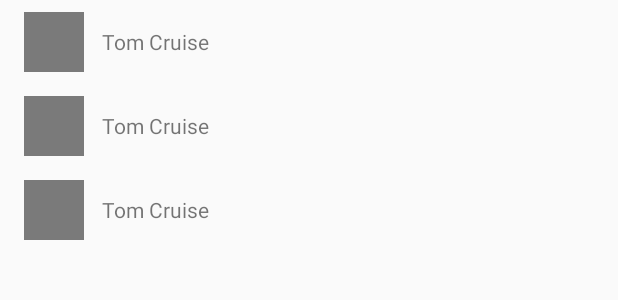
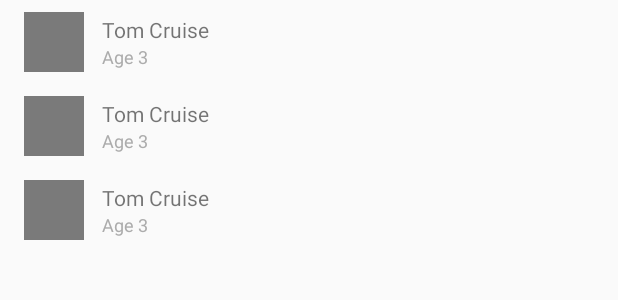
Before and after one commit to alamkanak/Movies-JNI, an Android app: the layout detail_fragment.xml on its own in the app's theme, with its tools: preview values and no code run, on a phone screen of 412 x 824 dp. Shown: the top 300 px of the screen. Run offline under Robolectric (Android 15) with nearby library versions, the phone set to English and light mode, and no system bars.

Commit message:
Make some design changes

```diff
--- a/app/src/main/java/com/raquib/movies/adapter/DetailAdapter.kt
+++ b/app/src/main/java/com/raquib/movies/adapter/DetailAdapter.kt
@@ -40,6 +40,7 @@
                     .into(view.imageViewAvatar)
             }
             view.textViewName.text = actor.name
+            view.textViewAge.text = view.context.getString(R.string.age, actor.age)
         }
     }
 
--- a/app/src/main/res/layout/item_actor.xml
+++ b/app/src/main/res/layout/item_actor.xml
@@ -23,6 +23,17 @@
         android:layout_height="wrap_content"
         android:layout_toRightOf="@id/imageViewAvatar"
         tools:text="Tom Cruise"
-        android:layout_centerVertical="true"/>
+        android:layout_marginTop="2dp"/>
+
+    <androidx.appcompat.widget.AppCompatTextView
+        android:id="@+id/textViewAge"
+        android:layout_width="match_parent"
+        android:layout_height="wrap_content"
+        android:layout_toRightOf="@id/imageViewAvatar"
+        tools:text="Age 3"
+        android:layout_centerVertical="true"
+        android:layout_below="@id/textViewName"
+        android:textSize="12sp"
+        android:textColor="#ACACAC"/>
 
 </RelativeLayout>
--- a/app/src/main/res/layout/item_detail_header.xml
+++ b/app/src/main/res/layout/item_detail_header.xml
@@ -46,7 +46,7 @@
     <TextView
         android:layout_width="match_parent"
         android:layout_height="wrap_content"
-        android:text="CASTS"
+        android:text="@string/casts"
         android:layout_below="@id/textViewDescription"
         android:textStyle="bold"
         android:layout_marginTop="20dp"/>
--- a/app/src/main/res/values/strings.xml
+++ b/app/src/main/res/values/strings.xml
@@ -2,4 +2,6 @@
     <string name="app_name">Movies</string>
     <string name="last_updated">Last updated at %d</string>
     <string name="rating">%.01f/10</string>
+    <string name="casts">CASTS</string>
+    <string name="age">Age: %d</string>
 </resources>
```
